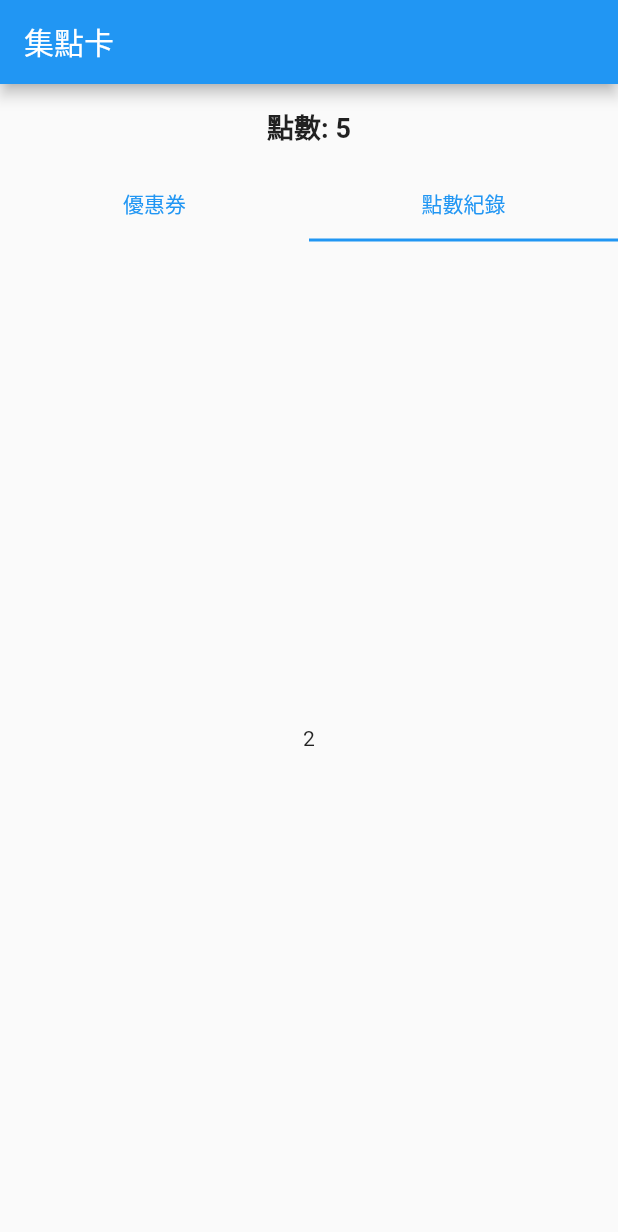
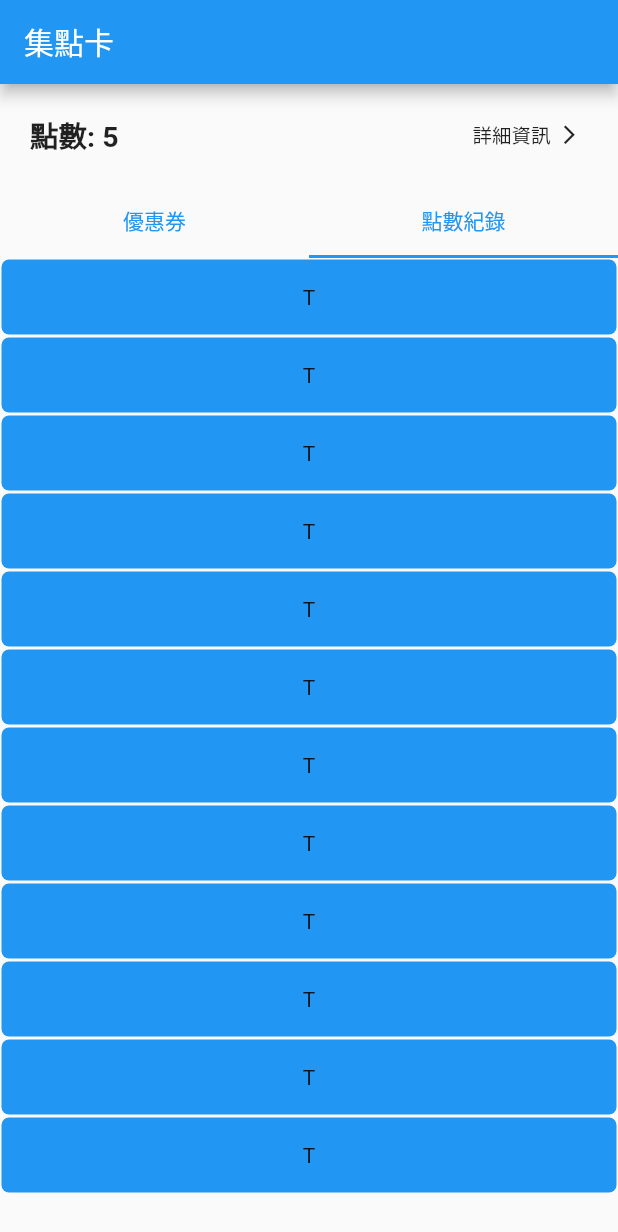
Before and after one commit to championway/flutter_app_test, a Flutter app: the PointCardWidgetPage screen opened directly, tab 2 chosen, on a phone screen of 412 x 824 dp. Shown: the top 1232 px of the screen. Run offline on Flutter 3.47's test engine with Material 2 defaults, Android fonts, the phone set to English and light mode, and no system bars; our stand-ins replace fluttertoast, image_gallery_saver, qr_flutter; missing offline and left inert: qr_code_scanner; generated files the repository leaves out were written again.

Commit message:
Point Card Widget

```diff
--- a/lib/Page/PointCardWidgetPage.dart
+++ b/lib/Page/PointCardWidgetPage.dart
@@ -2,7 +2,27 @@ import 'package:flutter/cupertino.dart';
 import 'package:flutter/material.dart';
 import 'package:flutter_app_test/Util/Util.dart';
 
-class PointCardWidgetPage extends StatelessWidget {
+class PointCardWidgetPage extends StatefulWidget {
+  @override
+  _PointCardWidgetPageState createState() => _PointCardWidgetPageState();
+}
+
+class _PointCardWidgetPageState extends State<PointCardWidgetPage>
+    with SingleTickerProviderStateMixin {
+  late TabController _tabController;
+  int _tabIndex = 0;
+
+  @override
+  void initState() {
+    super.initState();
+    _tabController = new TabController(vsync: this, length: 2);
+    _tabController.addListener(() {
+      setState(() {
+        _tabIndex = _tabController.index;
+      });
+    });
+  }
+
   Widget pointCardWidget() {
     return Card(
       shape: RoundedRectangleBorder(borderRadius: BorderRadius.circular(12)),
@@ -68,17 +88,52 @@ class PointCardWidgetPage extends StatelessWidget {
     );
   }
 
+  Widget testCard() {
+    return Padding(
+      padding: const EdgeInsets.all(1.0),
+      child: Container(
+        child: SizedBox(
+          height: 50,
+          child: Container(
+            decoration: BoxDecoration(
+                borderRadius: BorderRadius.circular(5), color: Colors.blue),
+            child: Center(
+              child: Text("T"),
+            ),
+          ),
+        ),
+      ),
+    );
+  }
+
   Widget pointSection() {
     return Padding(
-      padding: const EdgeInsets.symmetric(horizontal: 3.0, vertical: 15.0),
+      padding: const EdgeInsets.symmetric(horizontal: 20.0, vertical: 20.0),
       child: Container(
-        child: Column(
-          crossAxisAlignment: CrossAxisAlignment.end,
-//          mainAxisAlignment: MainAxisAlignment.spaceBetween,
+        child: Row(
+          crossAxisAlignment: CrossAxisAlignment.center,
+          mainAxisAlignment: MainAxisAlignment.spaceBetween,
           children: [
             Text(
               "點數: ${5}",
-              style: TextStyle(fontSize: 18, fontWeight: FontWeight.bold),
+              style: TextStyle(fontSize: 19, fontWeight: FontWeight.bold),
+            ),
+            InkWell(
+              onTap: (){
+                showToast("詳細資訊");
+              },
+              child: Padding(
+                padding: const EdgeInsets.symmetric(horizontal: 5.0, vertical: 3.0),
+                child: Container(
+                  child: Row(
+                    children: [
+                      Text("詳細資訊", style: TextStyle(fontSize: 13),),
+                      SizedBox(width: 5,),
+                      Icon(Icons.arrow_forward_ios, size: 15,)
+                    ],
+                  ),
+                ),
+              ),
             )
           ],
         ),
@@ -98,6 +153,7 @@ class PointCardWidgetPage extends StatelessWidget {
           children: [
             pointSection(),
             TabBar(
+              controller: _tabController,
               tabs: [
                 Tab(
                   child: Text(
@@ -115,6 +171,7 @@ class PointCardWidgetPage extends StatelessWidget {
             ),
             Expanded(
               child: TabBarView(
+                  controller: _tabController,
                   physics: NeverScrollableScrollPhysics(),
                   children: [
                     Container(
@@ -122,13 +179,29 @@ class PointCardWidgetPage extends StatelessWidget {
                         child: Text("1"),
                       ),
                     ),
-                    Container(
-                      child: Center(
-                        child: Text("2"),
+                    SingleChildScrollView(
+                      child: Column(
+                        children: [
+                          testCard(),
+                          testCard(),
+                          testCard(),
+                          testCard(),
+                          testCard(),
+                          testCard(),
+                          testCard(),
+                          testCard(),
+                          testCard(),
+                          testCard(),
+                          testCard(),
+                          testCard(),
+                        ],
                       ),
-                    ),
+                    )
                   ]),
             ),
+            Visibility(
+                visible: _tabIndex == 0,
+                child: pointSection()),
           ],
         ),
       ),
--- a/pubspec.yaml
+++ b/pubspec.yaml
@@ -37,6 +37,8 @@ dependencies:
   # QR code
   qr_flutter: ^4.0.0
   qr_code_scanner: ^0.4.0
+  path_provider: ^2.0.4
+  image_gallery_saver: ^1.7.1
 
 dev_dependencies:
   flutter_test:
```
Also changed, not shown: lib/Page/QRCodePage.dart (+57 -9 lines), pubspec.lock, 1 other file.
